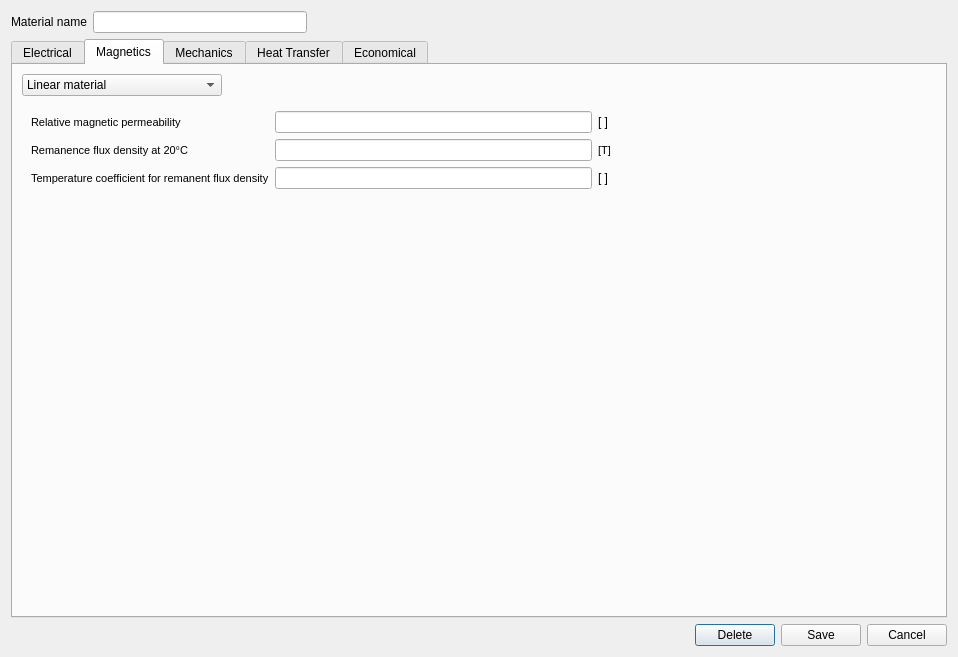
Qt form pyleecan/GUI/Dialog/DMatLib/DMatSetup/DMatSetup.ui (Eomys/pyleecan) before a commit.
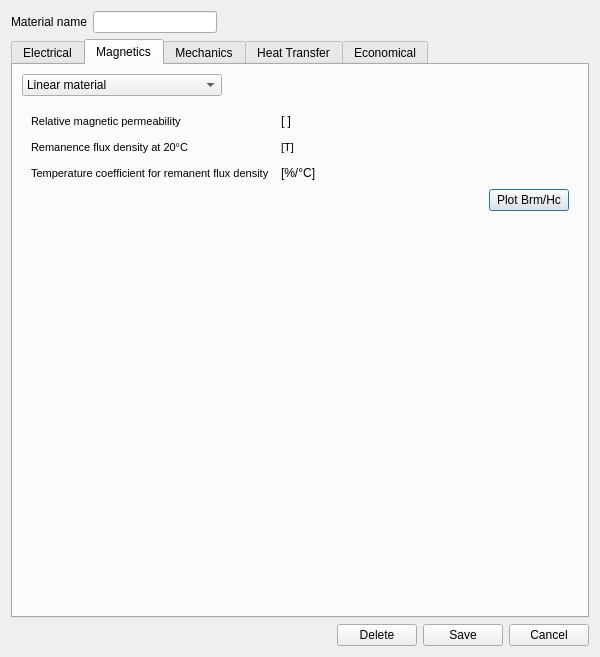
The same form after that commit. The open tabs and pages were chosen to show the change. Icons and pictures are not drawn. Custom widgets are drawn as their Qt base class.

Patch:
```diff
--- a/pyleecan/GUI/Dialog/DMatLib/DMatSetup/DMatSetup.ui
+++ b/pyleecan/GUI/Dialog/DMatLib/DMatSetup/DMatSetup.ui
@@ -6,10 +6,16 @@
    <rect>
     <x>0</x>
     <y>0</y>
-    <width>958</width>
+    <width>600</width>
     <height>657</height>
    </rect>
   </property>
+  <property name="minimumSize">
+   <size>
+    <width>600</width>
+    <height>0</height>
+   </size>
+  </property>
   <property name="windowTitle">
    <string>Edit Material</string>
   </property>
@@ -225,12 +231,12 @@
               <enum>QLayout::SetDefaultConstraint</enum>
              </property>
              <item row="2" column="1">
-              <widget class="FloatEdit" name="lf_alpha_Br"/>
+              <widget class="FloatEdit" name="lf_alpha_Br" native="true"/>
              </item>
              <item row="2" column="2">
               <widget class="QLabel" name="unit_alpha_Br">
                <property name="text">
-                <string>[ ]</string>
+                <string>[%/°C]</string>
                </property>
               </widget>
              </item>
@@ -323,10 +329,10 @@
               </widget>
              </item>
              <item row="0" column="1">
-              <widget class="FloatEdit" name="lf_mur_lin"/>
+              <widget class="FloatEdit" name="lf_mur_lin" native="true"/>
              </item>
              <item row="1" column="1">
-              <widget class="FloatEdit" name="lf_Brm20"/>
+              <widget class="FloatEdit" name="lf_Brm20" native="true"/>
              </item>
              <item row="1" column="2">
               <widget class="QLabel" name="unit_Brm20">
@@ -344,6 +350,30 @@
              </item>
             </layout>
            </item>
+           <item>
+            <layout class="QHBoxLayout" name="horizontalLayout_11">
+             <item>
+              <spacer name="horizontalSpacer_11">
+               <property name="orientation">
+                <enum>Qt::Horizontal</enum>
+               </property>
+               <property name="sizeHint" stdset="0">
+                <size>
+                 <width>40</width>
+                 <height>20</height>
+                </size>
+               </property>
+              </spacer>
+             </item>
+             <item>
+              <widget class="QPushButton" name="b_plot_BrmHc">
+               <property name="text">
+                <string>Plot Brm/Hc</string>
+               </property>
+              </widget>
+             </item>
+            </layout>
+           </item>
            <item>
             <spacer name="verticalSpacer_7">
              <property name="orientation">
@@ -1101,7 +1131,7 @@
  <customwidgets>
   <customwidget>
    <class>FloatEdit</class>
-   <extends>QLineEdit</extends>
+   <extends>QWidget</extends>
    <header>.....GUI/Tools/FloatEdit.h</header>
   </customwidget>
   <customwidget>
```
Left out of the diff: 83 changed lines with no effect on the pictures.
